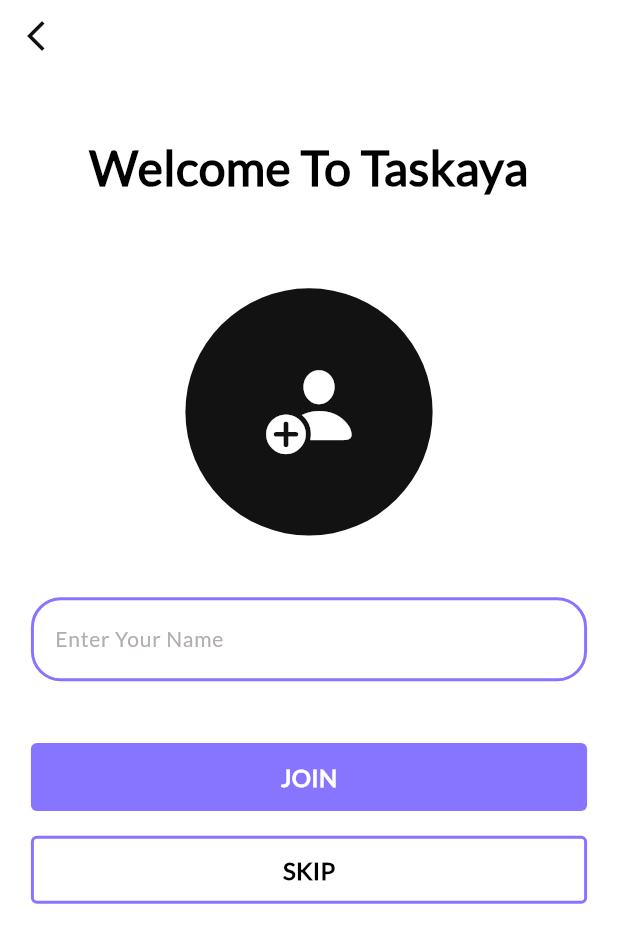
After one commit to modyelgen/Taskaya_App, a Flutter app: the StartScreenView screen opened directly, on a phone screen of 412 x 824 dp. The commit adds this screen. Shown: the top 943 px of the screen. Run offline on Flutter 3.47's test engine with Material 3 defaults, Android fonts, the light colour scheme and no system bars; our stand-ins replace flutter_bloc, flutter_native_splash.

Commit message:
finish login ui

```diff
--- a/assets/languages/ar.json
+++ b/assets/languages/ar.json
@@ -6,6 +6,11 @@
   "onBoardingSecondary2": "من خلال تاسكايا يمكنك إنشاء روتين شخصي لتظل منتجًا في تطبيقنا",
   "onBoardingSecondary3": "يمكنك تنظيم مهامك اليومية عن طريق إضافتها إلى فئات منفصلة",
   "next_Button": "التالي",
+  "get_started": "البدء",
   "back_Button": "رجوع",
-  "curr_Lang": "EN"
+  "curr_Lang": "EN",
+  "welcome_Message": "اهلا بك في تاسكايا",
+  "enter_Name": "ادخل اسمك",
+  "join": "انضم",
+  "skip": "تخطي"
 }
--- a/assets/languages/en.json
+++ b/assets/languages/en.json
@@ -6,6 +6,11 @@
   "onBoardingSecondary2": "In Taskaya you can create your personalized routine to stay productive",
   "onBoardingSecondary3": "You can organize your daily tasks by adding your tasks into separate categories",
   "next_Button": "NEXT",
+  "get_started": "GET STARTED",
   "back_Button": "BACK",
-  "curr_Lang": "ع"
+  "curr_Lang": "ع",
+  "welcome_Message": "Welcome To Taskaya",
+  "enter_Name": "Enter Your Name",
+  "join": "JOIN",
+  "skip": "SKIP"
 }
--- /dev/null
+++ b/lib/core/utilites/widgets/custom_big_button.dart
@@ -0,0 +1,41 @@
+import 'package:flutter/material.dart';
+import 'package:taskaya/core/utilites/dimensions/responsive_layout.dart';
+
+class CustomBigButton extends StatelessWidget {
+  const CustomBigButton({super.key,this.altWidth,this.boxBorder,this.onTap,this.labelStyle,this.label,this.color,this.isLoading=false,this.enable=false,this.borderRadius});
+  final void Function()?onTap;
+  final String?label;
+  final Color? color;
+  final bool isLoading;
+  final double?altWidth;
+  final bool enable;
+  final double?borderRadius;
+  final TextStyle? labelStyle;
+  final BoxBorder?boxBorder;
+  @override
+  Widget build(BuildContext context) {
+    final double height=BasicDimension.screenHeight(context);
+    final double width=BasicDimension.screenWidth(context);
+    return InkWell(
+        onTap:onTap,
+        child: Container(
+          width:altWidth??width*0.4,
+          height:height*0.055,
+          decoration: BoxDecoration(
+            border: boxBorder,
+            borderRadius: BorderRadius.all(Radius.circular(borderRadius??20),),
+            color:color?? Theme.of(context).colorScheme.onInverseSurface,),
+          child: Center(
+              child: isLoading? const CircularProgressIndicator(color: Colors.white,) :
+              Row(
+                mainAxisAlignment: MainAxisAlignment.center,
+                children: [
+                  Text(label??"",style: labelStyle??TextStyle(fontWeight: FontWeight.bold,fontSize: 18,color: Theme.of(context).colorScheme.onPrimary),),
+                  enable?const Padding(
+                    padding:  EdgeInsets.only(left: 16.0),
+                    child:  Icon(Icons.arrow_forward_rounded,color: Colors.white,),
+                  ):const SizedBox(height: 0,)
+                ],
+              )),));
+  }
+}
--- /dev/null
+++ b/lib/core/utilites/widgets/custom_text_form_field.dart
@@ -0,0 +1,86 @@
+import 'package:flutter/material.dart';
+import 'package:flutter/services.dart';
+class CustomTextFormField extends StatelessWidget {
+  const CustomTextFormField({super.key,this.label,this.suffix,this.prefix,this.controller,
+    this.border,this.borderWidth,this.type,this.enablePassword,this.enableOutLine=true,this.labelFontSize,
+    this.floatingLabelBehavior,this.onSaved,this.onChanged,this.validator,
+    this.maxLength,this.inputFormatters,this.autoFillList,this.expand=false,this.minLine,this.onFiledSubmitted,this.borderColor,this.focusNode,this.style,this.initialValue,this.enable=true,this.align,this.autoFocus,this.maxLines,this.fillColor,this.filled});
+  final String?label;
+  final Widget?suffix ;
+  final Widget?prefix;
+  final double?border;
+  final double?borderWidth;
+  final TextInputType?type;
+  final bool? enablePassword;
+  final bool enableOutLine;
+  final Color? borderColor;
+  final double? labelFontSize;
+  final FloatingLabelBehavior? floatingLabelBehavior;
+  final TextEditingController ?controller;
+  final void Function(String?)? onSaved;
+  final void Function(String?)? onFiledSubmitted;
+  final void Function(String)? onChanged;
+  final String? Function(String?)? validator;
+  final int? maxLength;
+  final List<TextInputFormatter>? inputFormatters;
+  final TextStyle? style;
+  final TextAlign? align;
+  final bool?autoFocus;
+  final int?maxLines;
+  final Color?fillColor;
+  final bool?filled;
+  final bool? enable;
+  final bool expand;
+  final String?initialValue;
+  final FocusNode?focusNode;
+  final int?minLine;
+  final Iterable<String>?autoFillList;
+  @override
+  Widget build(BuildContext context) {
+    return TextFormField(
+      minLines: minLine,
+      autofillHints: autoFillList,
+      expands: expand,
+      onFieldSubmitted: onFiledSubmitted,
+      focusNode:focusNode ,
+      initialValue: initialValue,
+      onSaved: onSaved,
+      onChanged: onChanged,
+      enabled: enable,
+      maxLength: maxLength,
+      autofocus: autoFocus??false,
+      inputFormatters: inputFormatters,
+      style: style,
+      textAlign: align??TextAlign.start,
+      validator: validator,
+      controller:controller,
+      keyboardType: type??TextInputType.text,
+      maxLines: maxLines??1,
+      obscureText: enablePassword==true ? true : false,
+      obscuringCharacter: '*',
+      decoration: InputDecoration(
+        filled: filled??false,
+        fillColor: fillColor,
+        floatingLabelBehavior: floatingLabelBehavior??FloatingLabelBehavior.never,
+        labelText: label,
+        prefixIcon:prefix,
+        suffixIcon: suffix,
+        border: buildOutlineInputBorder(borderRadius: border),
+        focusedBorder: buildOutlineInputBorder(borderColor:enableOutLine?borderColor:fillColor ,borderRadius: border),
+        enabledBorder: buildOutlineInputBorder(borderColor:enableOutLine? borderColor:fillColor,borderRadius: border),
+        labelStyle: TextStyle(color: const Color(0xffB4ADAD),fontSize: labelFontSize??14,),
+      ),
+    );
+  }
+
+  OutlineInputBorder buildOutlineInputBorder({Color? borderColor,double?borderRadius,}) {
+    return  OutlineInputBorder(
+        borderRadius:  BorderRadius.only(
+          topLeft: Radius.circular(borderRadius??20),
+          topRight: Radius.circular(borderRadius??20),
+          bottomLeft: Radius.circular(borderRadius??20),
+          bottomRight: Radius.circular(borderRadius??20),
+        ),
+        borderSide: BorderSide(color: borderColor??Colors.grey,width: 2));
+  }
+}
--- a/lib/feature/on_boarding_screen/presentation/manager/on_boarding_bloc.dart
+++ b/lib/feature/on_boarding_screen/presentation/manager/on_boarding_bloc.dart
@@ -13,7 +13,10 @@ class OnBoardingBloc extends Bloc<OnBoardingEvent, OnBoardingState> {
         if(currIndex<2){
           currIndex++;
           pageController.jumpToPage(currIndex);
-        emit(OnBoardingChangePage());
+          emit(OnBoardingChangePage());
+        }
+        else if (currIndex==2){
+          emit(OnBoardingFinishedState());
         }
       }
       else if(event is MoveBackwardEvent){
--- a/lib/feature/on_boarding_screen/presentation/manager/on_boarding_state.dart
+++ b/lib/feature/on_boarding_screen/presentation/manager/on_boarding_state.dart
@@ -6,3 +6,5 @@ sealed class OnBoardingState {}
 final class OnBoardingInitial extends OnBoardingState {}
 
 final class OnBoardingChangePage extends OnBoardingState {}
+
+final class OnBoardingFinishedState extends OnBoardingState {}
--- a/lib/feature/on_boarding_screen/presentation/view/on_boarding_view.dart
+++ b/lib/feature/on_boarding_screen/presentation/view/on_boarding_view.dart
@@ -35,7 +35,10 @@ final void Function() toggleLang;
               ),
             );
           },
-          listener: (context,state){}) ,
+          listener: (context,state){
+            if(state is OnBoardingFinishedState){
+            }
+          }) ,
     );
   }
 }
--- a/lib/feature/on_boarding_screen/presentation/view/widgets/custom_on_boarding_page.dart
+++ b/lib/feature/on_boarding_screen/presentation/view/widgets/custom_on_boarding_page.dart
@@ -3,6 +3,7 @@ import 'package:taskaya/core/utilites/app_theme/text_style.dart';
 import 'package:taskaya/core/utilites/custom_localization/custom_app_localization.dart';
 import 'package:taskaya/feature/on_boarding_screen/data/model.dart';
 import 'package:taskaya/core/utilites/app_theme/colors.dart';
+import 'package:taskaya/feature/on_boarding_screen/presentation/view/widgets/start_screen.dart';
 class CustomOnBoardingPage extends StatelessWidget {
   const CustomOnBoardingPage({super.key,required this.toggleMode,required this.toggleLang,required this.height,required this.width,required this.model,required this.currIndex,required this.moveBackward,required this.moveForward});
   final double width;
@@ -76,7 +77,14 @@ class CustomOnBoardingPage extends StatelessWidget {
               children: [
                 TextButton(onPressed: moveBackward,child:Text("back_Button".tr(context),style: CustomTextStyle.fontBold16.copyWith(color: Colors.grey))),
                 GestureDetector(
-                  onTap: moveForward,
+                  onTap: (){
+                    if(currIndex==2){
+                      Navigator.push(context, MaterialPageRoute(builder: (context)=>const StartScreenView()));
+                    }
+                    else{
+                      moveForward();
+                    }
+                  },
                   child: Container(
                       width: width*0.2,
                       height: height*0.05,
@@ -85,7 +93,7 @@ class CustomOnBoardingPage extends StatelessWidget {
                         color: purpleColor,
                         borderRadius: BorderRadius.circular(5),
                       ),
-                      child:Center(child:  Text("next_Button".tr(context),style: CustomTextStyle.fontBoldWhite16))),
+                      child:Center(child:  Text(currIndex==2?"get_started".tr(context):"next_Button".tr(context),style: CustomTextStyle.fontBoldWhite16))),
                 ),
               ],
             )
--- /dev/null
+++ b/lib/feature/on_boarding_screen/presentation/view/widgets/start_screen.dart
@@ -0,0 +1,54 @@
+import 'package:flutter/cupertino.dart';
+import 'package:flutter/material.dart';
+import 'package:taskaya/core/utilites/app_theme/colors.dart';
+import 'package:taskaya/core/utilites/app_theme/text_style.dart';
+import 'package:taskaya/core/utilites/custom_localization/custom_app_localization.dart';
+import 'package:taskaya/core/utilites/dimensions/responsive_layout.dart';
+import 'package:taskaya/core/utilites/widgets/custom_big_button.dart';
+import 'package:taskaya/core/utilites/widgets/custom_text_form_field.dart';
+class StartScreenView extends StatelessWidget {
+  const StartScreenView({super.key});
+  @override
+  Widget build(BuildContext context) {
+    final double width=BasicDimension.screenWidth(context);
+    final double height=BasicDimension.screenHeight(context);
+    return Scaffold(
+      body: SafeArea(
+          child:SingleChildScrollView(
+            child: Column(
+              crossAxisAlignment: CrossAxisAlignment.start,
+              children: [
+                IconButton(onPressed: (){
+                  Navigator.pop(context);
+                }, icon: const Icon(Icons.arrow_back_ios_new,),),
+                Padding(
+                  padding: EdgeInsets.symmetric(horizontal: width*0.05).copyWith(bottom: height*0.05),
+                  child: Column(
+                    crossAxisAlignment: CrossAxisAlignment.center,
+                    children: [
+                      SizedBox(height: height*0.05,),
+                      SizedBox(
+                          width: width,
+                          height: height*0.075,
+                          child: Text("welcome_Message".tr(context),style: CustomTextStyle.fontBold32,textAlign: TextAlign.center,)),
+                      SizedBox(height: height*0.05,),
+                      CircleAvatar(
+                        radius: width*0.2,
+                        child: Icon(CupertinoIcons.person_badge_plus_fill,size: width*0.15,),
+                      ),
+                      SizedBox(height: height*0.05,),
+                      CustomTextFormField(label: "enter_Name".tr(context),filled: true,borderColor: purpleColor,),
+                      SizedBox(height: height*0.05,),
+                      CustomBigButton(color: purpleColor,altWidth: width,label: "join".tr(context),labelStyle: CustomTextStyle.fontBoldWhite16,borderRadius: 4,),
+                      SizedBox(height: height*0.02,),
+                      CustomBigButton(altWidth: width,label: "skip".tr(context),labelStyle: CustomTextStyle.fontBold16,boxBorder: Border.all(color: purpleColor,width: 2),borderRadius: 4,),
+                    ],
+                  ),
+                ),
+              ],
+            ),
+          ),
+      ),
+    );
+  }
+}
```
Also changed, not shown: 1 other file.
